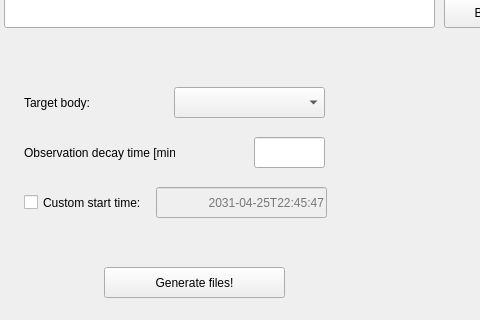
The window that ui/juice_win_converter.ui (MStefko/ESA-Mapps2Cosmographia) describes before a commit, drawn with Qt 5; both pictures show x 176 to 656 and y 123 to 443 of the 741 by 443 pixel window.
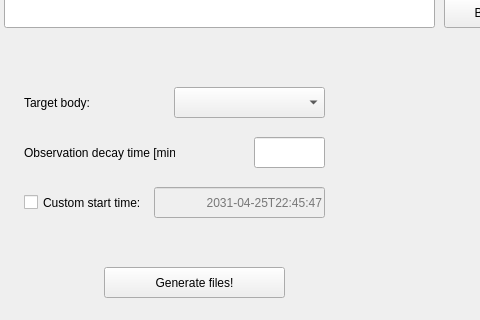
The same window after the commit. Icons and pictures are not drawn.

Diff of the .ui file:
```diff
--- a/ui/juice_win_converter.ui
+++ b/ui/juice_win_converter.ui
@@ -273,7 +273,7 @@
    </property>
    <property name="geometry">
     <rect>
-     <x>332</x>
+     <x>330</x>
      <y>310</y>
      <width>171</width>
      <height>31</height>
```
